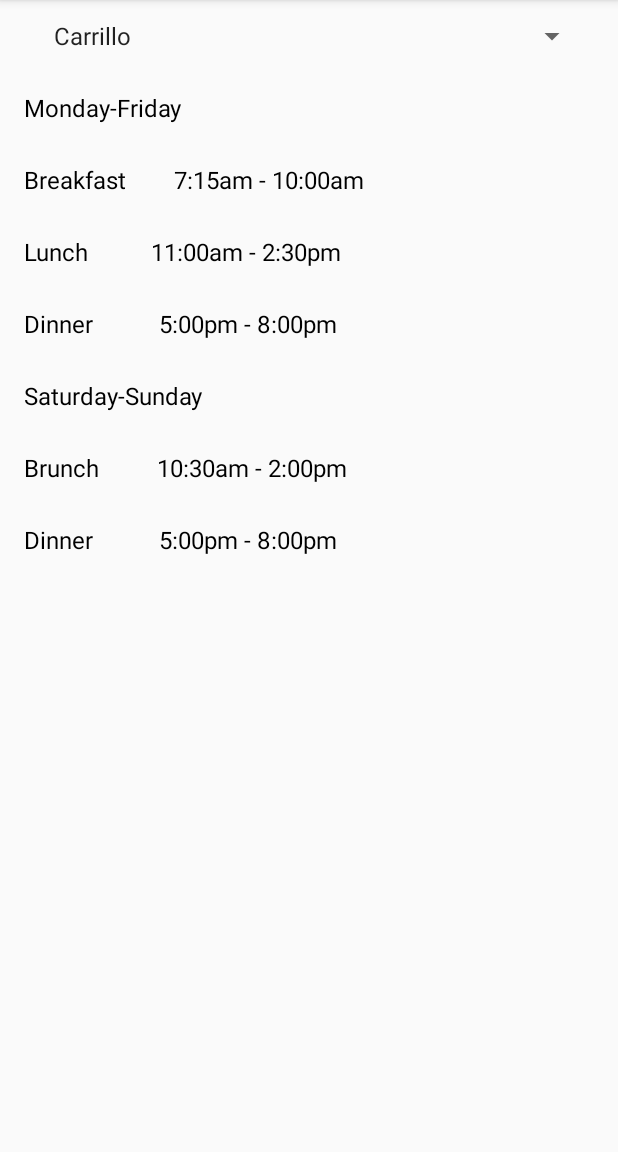
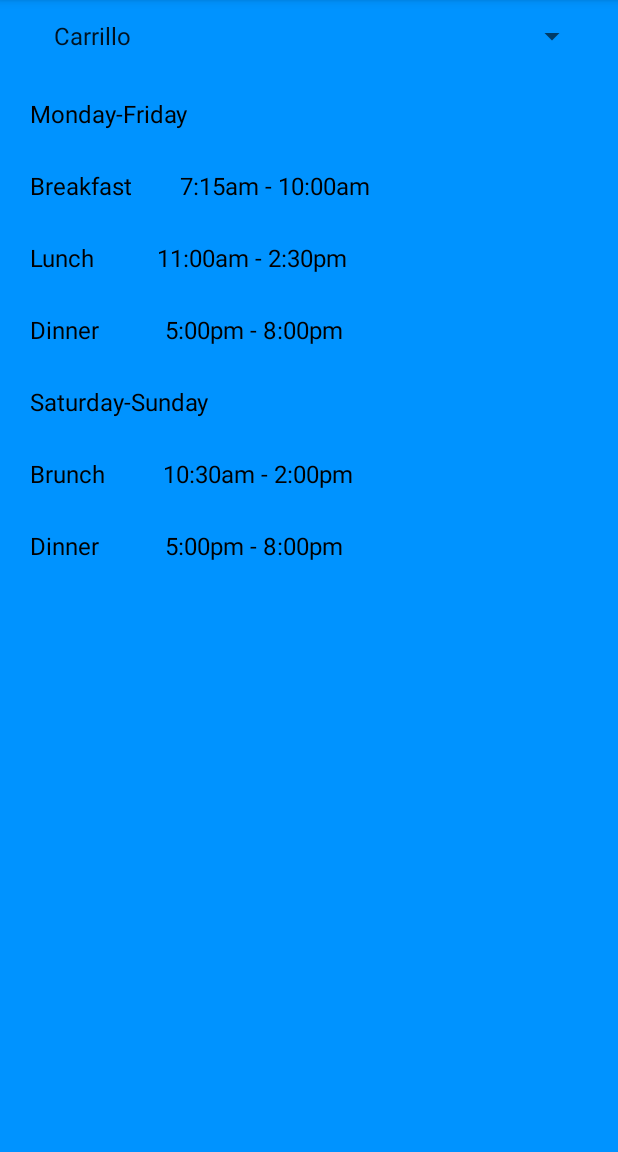
Before and after one commit to echistyakov/GauchoGrub, an Android app: the fragment ScheduleFragment placed in its activity, on a phone screen of 412 x 824 dp, the part 84-1236 px from its top. Run offline under Robolectric (Android 15) with nearby library versions, the phone set to English and light mode, and no system bars.

Commit message:
Updated to background color

```diff
--- a/GauchoGrubAndroid/app/src/main/res/layout/base_layout.xml
+++ b/GauchoGrubAndroid/app/src/main/res/layout/base_layout.xml
@@ -1,7 +1,9 @@
 <android.support.v4.widget.DrawerLayout xmlns:android="http://schemas.android.com/apk/res/android"
     android:id="@+id/nav_drawer_layout"
     android:layout_width="match_parent"
-    android:layout_height="match_parent" >
+    android:layout_height="match_parent"
+    android:background="#ff00a8ff"
+    android:clickable="false">
 
     <FrameLayout
         android:id="@+id/content_frame"
--- a/GauchoGrubAndroid/app/src/main/res/layout/dining_cams_fragment.xml
+++ b/GauchoGrubAndroid/app/src/main/res/layout/dining_cams_fragment.xml
@@ -2,7 +2,8 @@
 <LinearLayout xmlns:android="http://schemas.android.com/apk/res/android"
     android:layout_width="match_parent"
     android:layout_height="match_parent"
-    android:orientation="vertical">
+    android:orientation="vertical"
+    style="@style/background">
 
     <Spinner
         android:layout_width="fill_parent"
@@ -11,7 +12,7 @@
         android:spinnerMode="dropdown"
         android:touchscreenBlocksFocus="false"
         android:layout_marginLeft="20dp"
-        android:layout_marginRight="20dp" />
+        android:layout_marginRight="20dp"/>
 
     <FrameLayout
         android:layout_width="match_parent"
--- a/GauchoGrubAndroid/app/src/main/res/layout/menu_fragment.xml
+++ b/GauchoGrubAndroid/app/src/main/res/layout/menu_fragment.xml
@@ -1,7 +1,9 @@
 <?xml version="1.0" encoding="utf-8"?>
 <LinearLayout xmlns:android="http://schemas.android.com/apk/res/android"
     android:orientation="vertical" android:layout_width="match_parent"
-    android:layout_height="match_parent">
+    android:layout_height="match_parent"
+    android:baselineAligned="true"
+    style="@style/background">
 
     <TextView
         android:layout_width="wrap_content"
--- a/GauchoGrubAndroid/app/src/main/res/layout/schedule_fragment.xml
+++ b/GauchoGrubAndroid/app/src/main/res/layout/schedule_fragment.xml
@@ -4,7 +4,9 @@
     android:orientation="vertical"
     android:layout_width="fill_parent"
     android:layout_height="fill_parent"
-    android:layout_column="4">
+    android:layout_column="4"
+    android:background="#ff0093ff">
+    style="@style/background"
 
     <Spinner
         android:layout_width="fill_parent"
@@ -13,13 +15,15 @@
         android:spinnerMode="dropdown"
         android:touchscreenBlocksFocus="false"
         android:layout_marginLeft="20dp"
-        android:layout_marginRight="20dp" />
+        android:layout_marginRight="20dp"
+        />
 
     <TableLayout
              android:layout_width="match_parent"
              android:layout_height="wrap_content"
              android:layout_gravity="center_horizontal"
-             android:id="@+id/schedule_table" >
+             android:id="@+id/schedule_table"
+             style="@style/text">
 
     </TableLayout>
 </LinearLayout>
--- a/GauchoGrubAndroid/app/src/main/res/values/styles.xml
+++ b/GauchoGrubAndroid/app/src/main/res/values/styles.xml
@@ -5,4 +5,15 @@
         <!-- Customize your theme here. -->
     </style>
 
+    <style name="text">
+        <item name="android:padding">4dip</item>
+        <item name="android:textAppearance">?android:attr/textAppearanceLarge</item>
+        <item name="android:textColor">#FFFF00</item>
+    </style>
+
+    <style name="background">
+        <item name="android:background">#ff00a8ff</item>
+        <item name="android:textColor">#FFFF00</item>
+    </style>
+
 </resources>
```
